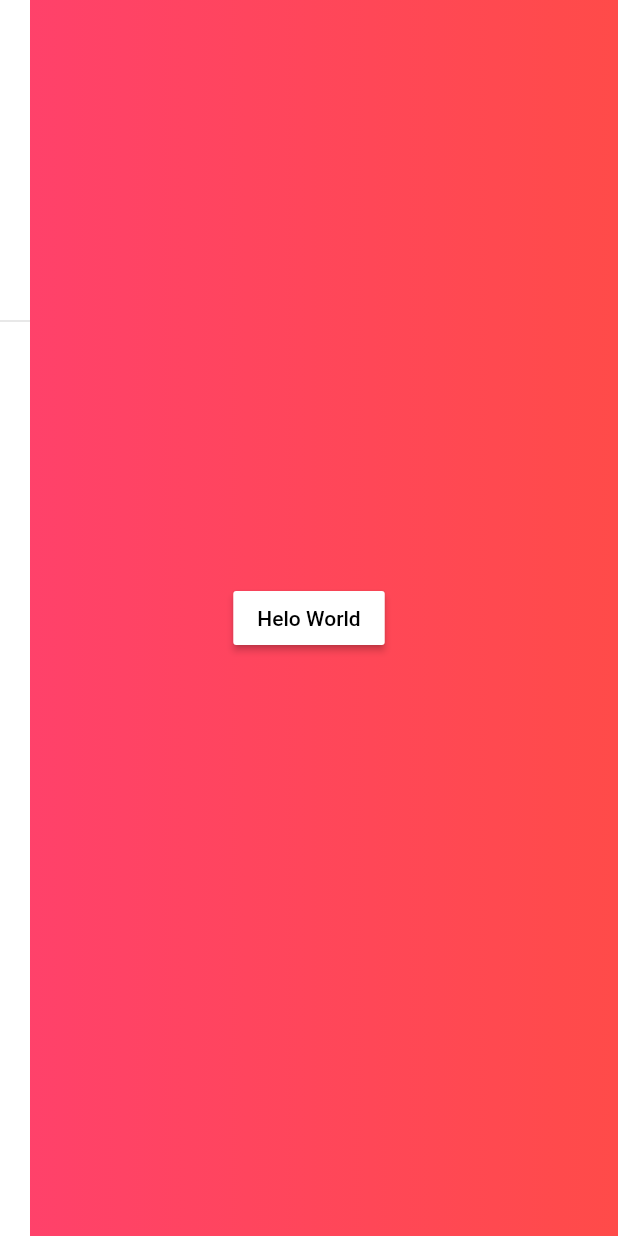
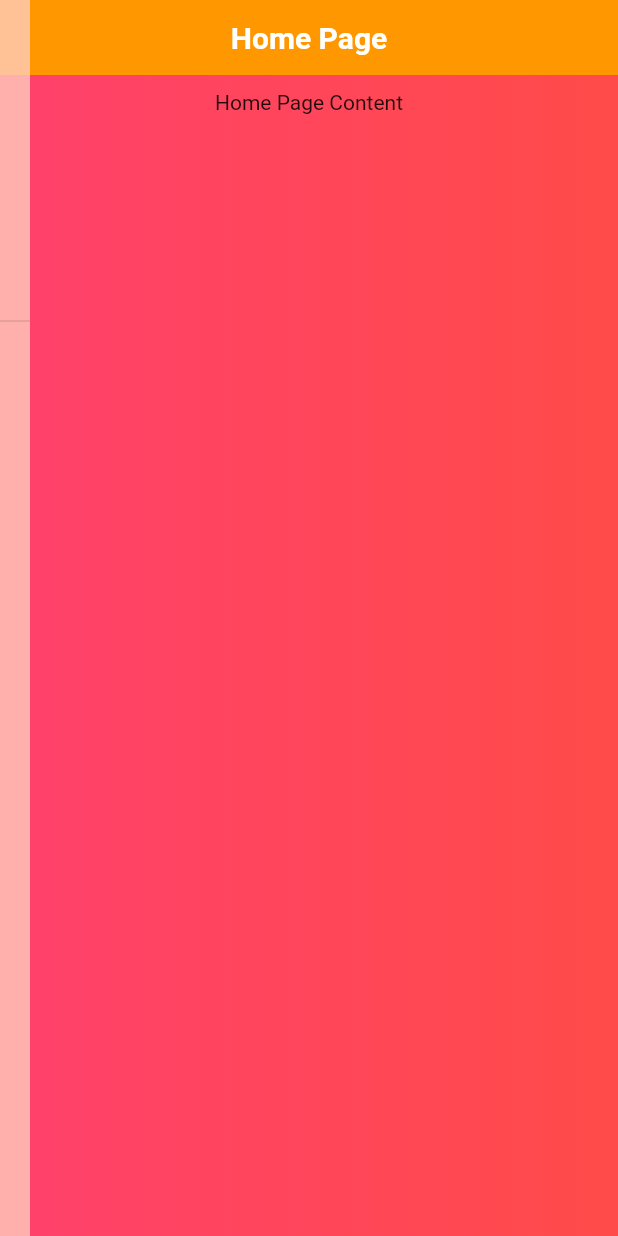
Before and after one commit to management-partners/FlutterElasticNavigationSidebar, a Flutter app: the screen it shows after launch, on a phone screen of 412 x 824 dp. Run offline on Flutter 3.47's test engine with Material 2 defaults, Android fonts, the light colour scheme and no system bars; our stand-ins replace flutter_svg.

Commit message:
full menu

```diff
--- a/lib/components/drawer_painter.dart
+++ b/lib/components/drawer_painter.dart
@@ -16,7 +16,7 @@ class DrawerPainter extends CustomPainter {
   @override
   void paint(Canvas canvas, Size size) {
     Paint paint = Paint()
-      ..color = Colors.white
+      ..color = Colors.deepOrange[100].withOpacity(0.8)
       ..style = PaintingStyle.fill;
     Path path = Path();
     path.moveTo(-size.width, 0);
--- a/lib/components/my_button.dart
+++ b/lib/components/my_button.dart
@@ -6,9 +6,15 @@ class MyButton extends StatelessWidget {
   final double textSize;
   final double height;
   final Function onPress;
+  final Color menuColor;
 
   MyButton(
-      {this.text, this.iconData, this.textSize, this.height, this.onPress});
+      {this.text,
+      this.iconData,
+      this.textSize,
+      this.height,
+      this.onPress,
+      this.menuColor});
 
   @override
   Widget build(BuildContext context) {
@@ -20,14 +26,14 @@ class MyButton extends StatelessWidget {
         children: <Widget>[
           Icon(
             iconData,
-            color: Colors.black45,
+            color: menuColor,
           ),
           SizedBox(
             width: 10,
           ),
           Text(
             text,
-            style: TextStyle(color: Colors.black45, fontSize: textSize),
+            style: TextStyle(color: menuColor, fontSize: textSize),
           ),
         ],
       ),
--- /dev/null
+++ b/lib/pages/home/component/app_bar.dart
@@ -0,0 +1,18 @@
+import 'package:flutter/material.dart';
+
+Align buildAppbar(BuildContext context, String name) {
+  return Align(
+    alignment: Alignment.centerRight,
+    child: Container(
+      width: MediaQuery.of(context).size.width,
+      height: 50.0,
+      alignment: Alignment.center,
+      decoration: BoxDecoration(color: Colors.orange),
+      child: Text(
+        name,
+        style: TextStyle(
+            fontSize: 20.0, color: Colors.white, fontWeight: FontWeight.bold),
+      ),
+    ),
+  );
+}
--- /dev/null
+++ b/lib/pages/home/home_content_page.dart
@@ -0,0 +1,21 @@
+import 'package:flutter/cupertino.dart';
+import 'package:flutter/material.dart';
+
+import 'component/app_bar.dart';
+
+class HomeContentPage extends StatelessWidget {
+  @override
+  Widget build(BuildContext context) {
+    return Column(
+      children: [
+        buildAppbar(context, 'Home Page'),
+        SizedBox(
+          height: 10.0,
+        ),
+        Container(
+          child: Text('Home Page Content'),
+        ),
+      ],
+    );
+  }
+}
--- a/lib/pages/home/home_page.dart
+++ b/lib/pages/home/home_page.dart
@@ -1,5 +1,10 @@
 import 'package:FlutterElasticNavigationSidebar/components/drawer_painter.dart';
 import 'package:FlutterElasticNavigationSidebar/components/my_button.dart';
+import 'package:FlutterElasticNavigationSidebar/pages/history/history_page.dart';
+import 'package:FlutterElasticNavigationSidebar/pages/home/home_content_page.dart';
+import 'package:FlutterElasticNavigationSidebar/pages/order/order_page.dart';
+import 'package:FlutterElasticNavigationSidebar/pages/product/product_page.dart';
+import 'package:FlutterElasticNavigationSidebar/pages/profile/product_page.dart';
 import 'package:flutter/material.dart';
 import 'package:flutter_svg/flutter_svg.dart';
 
@@ -14,6 +19,10 @@ class _HomePage extends State<HomePage> {
   List<double> limits = [];
 
   bool isMenuOpen = false;
+
+  Widget loading = HomeContentPage();
+  String pageName = '';
+  Color menuColor = Colors.white;
 
   @override
   void initState() {
@@ -46,28 +55,46 @@ class _HomePage extends State<HomePage> {
   @override
   Widget build(BuildContext context) {
     Size mediaQuery = MediaQuery.of(context).size;
-    double sidebarSize = mediaQuery.width * 0.65;
+    double sidebarSize = mediaQuery.width * 0.6;
     double menuContainerHeight = mediaQuery.height / 2;
+
+    switch (pageName) {
+      case 'Home':
+        loading = HomeContentPage();
+        break;
+      case 'Profile':
+        loading = ProfilePage();
+        break;
+      case 'Product':
+        loading = ProductPage();
+        break;
+      case 'Order':
+        loading = OrderPage();
+        break;
+      case 'History':
+        loading = HistoryPage();
+        break;
+      default:
+        loading = HomeContentPage();
+        break;
+    }
 
     return SafeArea(
       child: Scaffold(
         body: Container(
           decoration: BoxDecoration(
-          gradient: LinearGradient(colors: [
+            gradient: LinearGradient(
+              colors: [
                 Color.fromRGBO(255, 65, 108, 1.0),
                 Color.fromRGBO(255, 75, 73, 1.0)
-      ])),
+              ],
+            ),
+          ),
           width: mediaQuery.width,
           child: Stack(
             children: <Widget>[
               Center(
-            child: MaterialButton(
-                color: Colors.white,
-                child: Text(
-                  "Helo World",
-                  style: TextStyle(color: Colors.black),
-                ),
-                onPressed: () {}),
+                child: loading,
               ),
               AnimatedPositioned(
                 duration: Duration(milliseconds: 1500),
@@ -104,6 +131,7 @@ class _HomePage extends State<HomePage> {
                         ),
                         Container(
                           // height: mediaQuery.height,
+                          // color: Colors.red[100],
                           width: sidebarSize,
                           child: Column(
                             mainAxisAlignment: MainAxisAlignment.center,
@@ -114,13 +142,21 @@ class _HomePage extends State<HomePage> {
                                 child: Center(
                                   child: Column(
                                     children: <Widget>[
-                                  SvgPicture.asset(
+                                      GestureDetector(
+                                        onTap: () {
+                                          setState(() {
+                                            pageName = 'Home';
+                                            isMenuOpen = false;
+                                          });
+                                        },
+                                        child: SvgPicture.asset(
                                           "assets/icons/user.svg",
                                           width: sidebarSize / 2,
                                         ),
+                                      ),
                                       Text(
-                                    "RetroPortal Studio",
-                                    style: TextStyle(color: Colors.black45),
+                                        "User Name",
+                                        style: TextStyle(color: menuColor),
                                       ),
                                     ],
                                   ),
@@ -139,25 +175,53 @@ class _HomePage extends State<HomePage> {
                                       text: "Profile",
                                       iconData: Icons.person,
                                       textSize: getSize(0),
+                                      menuColor: menuColor,
                                       height: (menuContainerHeight) / 5,
+                                      onPress: () {
+                                        setState(() {
+                                          pageName = 'Profile';
+                                          isMenuOpen = false;
+                                        });
+                                      },
                                     ),
                                     MyButton(
                                       text: "Product",
                                       iconData: Icons.portrait,
+                                      menuColor: menuColor,
                                       textSize: getSize(1),
                                       height: (menuContainerHeight) / 5,
+                                      onPress: () {
+                                        setState(() {
+                                          pageName = 'Product';
+                                          isMenuOpen = false;
+                                        });
+                                      },
                                     ),
                                     MyButton(
                                       text: "Order",
                                       iconData: Icons.shopping_bag,
+                                      menuColor: menuColor,
                                       textSize: getSize(2),
                                       height: (mediaQuery.height / 2) / 5,
+                                      onPress: () {
+                                        setState(() {
+                                          pageName = 'Order';
+                                          isMenuOpen = false;
+                                        });
+                                      },
                                     ),
                                     MyButton(
                                       text: "History",
                                       iconData: Icons.history,
+                                      menuColor: menuColor,
                                       textSize: getSize(3),
                                       height: (menuContainerHeight) / 5,
+                                      onPress: () {
+                                        setState(() {
+                                          pageName = 'History';
+                                          isMenuOpen = false;
+                                        });
+                                      },
                                     ),
                                   ],
                                 ),
@@ -165,24 +229,25 @@ class _HomePage extends State<HomePage> {
                             ],
                           ),
                         ),
-                    AnimatedPositioned(
-                      duration: Duration(milliseconds: 400),
-                      right: (isMenuOpen) ? 10 : sidebarSize,
-                      bottom: 30,
-                      child: IconButton(
-                        enableFeedback: true,
-                        icon: Icon(
-                          Icons.keyboard_backspace,
-                          color: Colors.black45,
-                          size: 30,
-                        ),
-                        onPressed: () {
-                          this.setState(() {
-                            isMenuOpen = false;
-                          });
-                        },
-                      ),
-                    )
+                        // button close sidebar
+                        // AnimatedPositioned(
+                        //   duration: Duration(milliseconds: 400),
+                        //   right: (isMenuOpen) ? 10 : sidebarSize,
+                        //   bottom: 30,
+                        //   child: IconButton(
+                        //     enableFeedback: true,
+                        //     icon: Icon(
+                        //       Icons.keyboard_backspace,
+                        //       color: Colors.black45,
+                        //       size: 30,
+                        //     ),
+                        //     onPressed: () {
+                        //       this.setState(() {
+                        //         isMenuOpen = false;
+                        //       });
+                        //     },
+                        //   ),
+                        // )
                       ],
                     ),
                   ),
@@ -190,6 +255,8 @@ class _HomePage extends State<HomePage> {
               )
             ],
           ),
-    )));
+        ),
+      ),
+    );
   }
 }
```
Also changed, not shown: lib/pages/history/history_page.dart (+11 -2 lines), lib/pages/order/order_page.dart (+11 -2 lines), lib/pages/product/product_page.dart (+11 -2 lines). Lines whose indentation alone changed are shown as unchanged.
